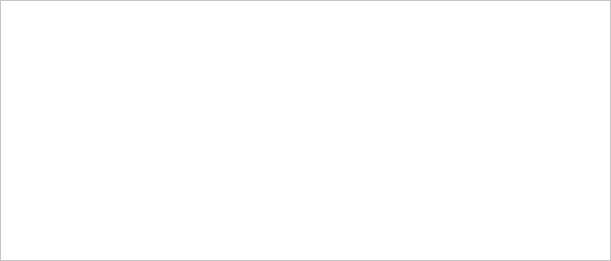
First picture: the form in UI/WallPageContent.ui, repository sathachao/Wall, before the edit.
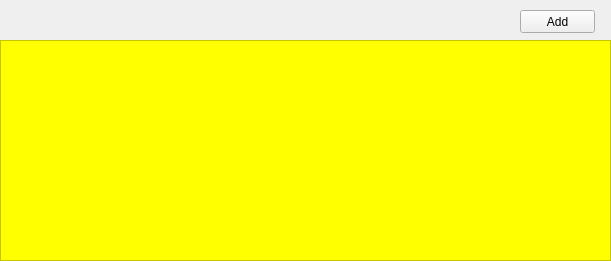
Second picture: the form after the edit.

Patch:
```diff
--- a/UI/WallPageContent.ui
+++ b/UI/WallPageContent.ui
@@ -23,13 +23,13 @@
    <property name="geometry">
     <rect>
      <x>0</x>
-     <y>0</y>
+     <y>40</y>
      <width>611</width>
-     <height>261</height>
+     <height>221</height>
     </rect>
    </property>
    <property name="styleSheet">
-    <string notr="true">background-color: rgb(255, 255, 255);
+    <string notr="true">background-color: rgb(255, 255, 0);
 </string>
    </property>
    <property name="widgetResizable">
@@ -41,11 +41,24 @@
       <x>0</x>
       <y>0</y>
       <width>609</width>
-      <height>259</height>
+      <height>219</height>
      </rect>
     </property>
    </widget>
   </widget>
+  <widget class="QPushButton" name="addBt">
+   <property name="geometry">
+    <rect>
+     <x>520</x>
+     <y>10</y>
+     <width>75</width>
+     <height>23</height>
+    </rect>
+   </property>
+   <property name="text">
+    <string>Add</string>
+   </property>
+  </widget>
  </widget>
  <resources/>
  <connections/>
```
